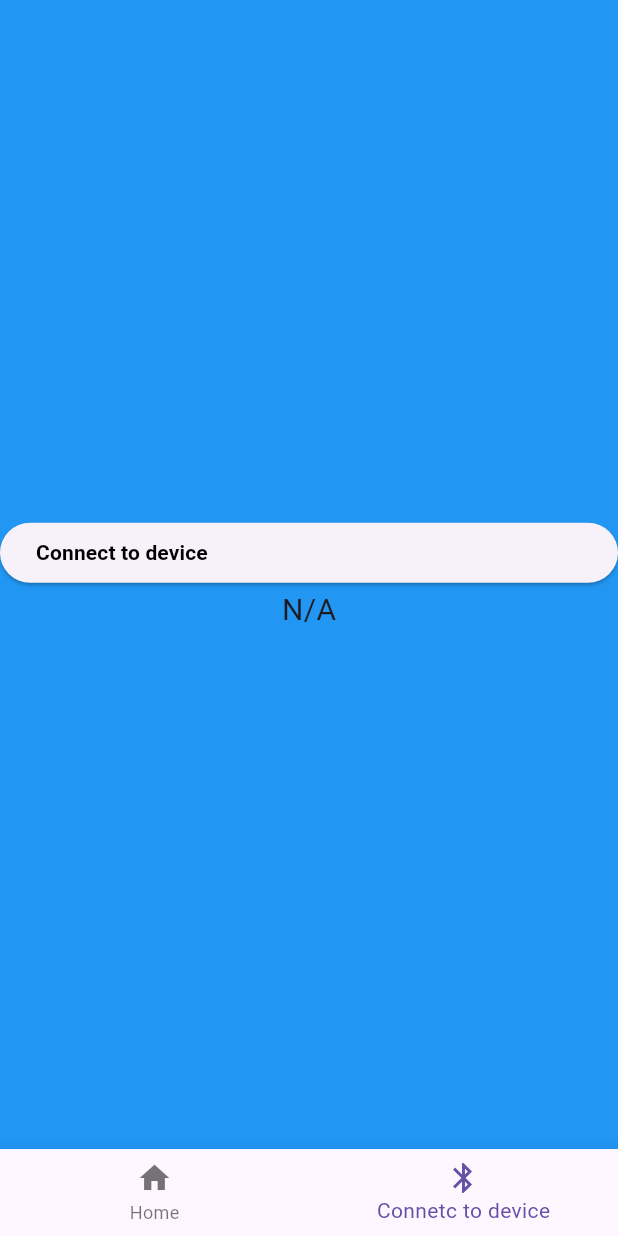
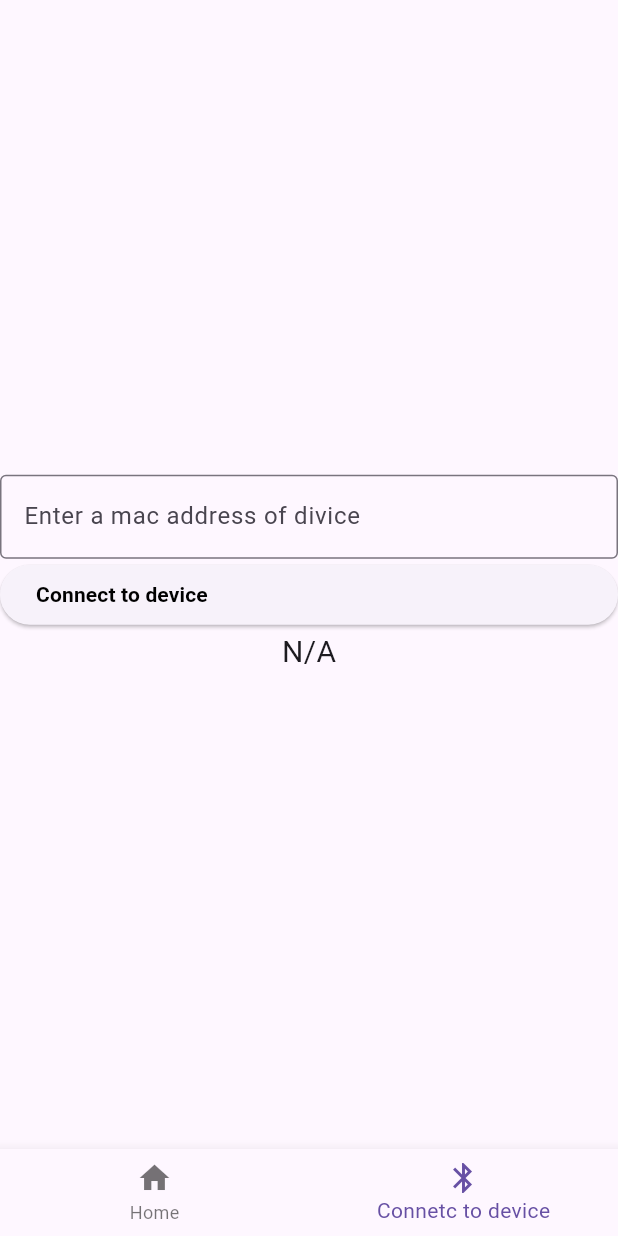
Before and after one commit to a-soltysik/ppwd_frontend, a Flutter app: the screen it shows after launch, item 2 of the bottom bar chosen, on a phone screen of 412 x 824 dp. Run offline on Flutter 3.47's test engine with Material 3 defaults, Android fonts, the light colour scheme and no system bars; our stand-ins replace permission_handler; missing offline and left inert: optional.

Commit message:
added text box for inputing mac

```diff
--- a/lib/pages/home_page.dart
+++ b/lib/pages/home_page.dart
@@ -25,11 +25,18 @@ class _HomePageState extends State<HomePage> {
   @override
   Widget build(BuildContext context) {
     return Scaffold(
-      backgroundColor: Colors.blue,
+      //  backgroundColor: Colors.blue,
       body: Center(
         child: Column(
           mainAxisAlignment: MainAxisAlignment.center,
           children: [
+            TextFormField(
+              controller: _controller,
+              decoration: InputDecoration(
+                border: OutlineInputBorder(),
+                labelText: 'Enter a mac address of divice',
+              ),
+            ),
             ElevatedButton(
               onPressed: () {
                 setState(() {
```
